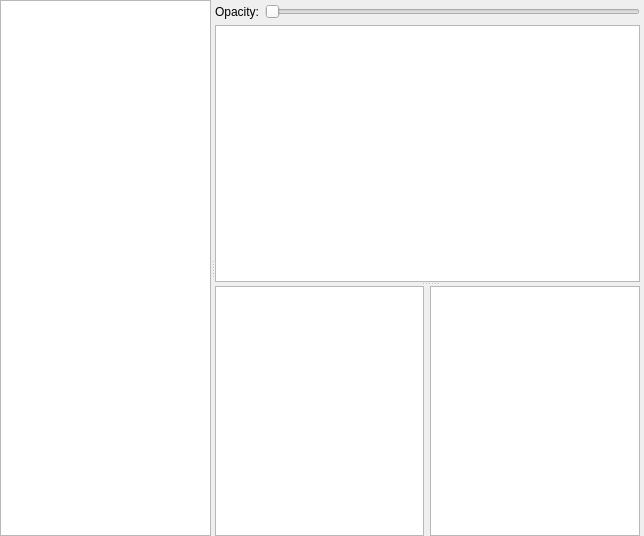
Qt form src/tiled/BuildingEditor/buildingtilemodewidget.ui (timbaker/tiled) before a commit.
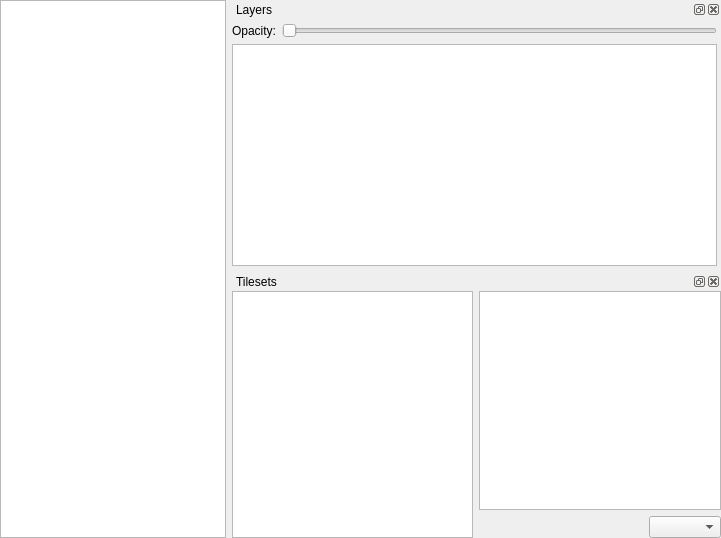
The same form after that commit. Icons and pictures are not drawn. Custom widgets are drawn as their Qt base class.

Commit message:
Improvements to the BuildingEd tile editor gui.
Moved the fixed lists to dock widgets and added a Zoomable.

Diff of the .ui file:
```diff
--- a/src/tiled/BuildingEditor/buildingtilemodewidget.ui
+++ b/src/tiled/BuildingEditor/buildingtilemodewidget.ui
@@ -6,8 +6,8 @@
    <rect>
     <x>0</x>
     <y>0</y>
-    <width>644</width>
-    <height>536</height>
+    <width>721</width>
+    <height>538</height>
    </rect>
   </property>
   <property name="windowTitle">
@@ -17,23 +17,20 @@
    <property name="margin">
     <number>0</number>
    </property>
-   <item row="0" column="0">
-    <widget class="QSplitter" name="overallSplitter">
-     <property name="orientation">
-      <enum>Qt::Horizontal</enum>
-     </property>
-     <property name="childrenCollapsible">
-      <bool>false</bool>
-     </property>
+   <item row="0" column="0" rowspan="2">
      <widget class="BuildingEditor::BuildingTileModeView" name="view"/>
-     <widget class="QSplitter" name="rightSplitter">
-      <property name="orientation">
-       <enum>Qt::Vertical</enum>
-      </property>
-      <property name="childrenCollapsible">
-       <bool>false</bool>
-      </property>
-      <widget class="QWidget" name="verticalLayoutWidget">
+   </item>
+   <item row="0" column="1">
+    <widget class="QDockWidget" name="dockLayers">
+     <property name="windowTitle">
+      <string>Layers</string>
+     </property>
+     <widget class="QWidget" name="dockWidgetContents">
+      <layout class="QVBoxLayout" name="verticalLayout">
+       <property name="margin">
+        <number>0</number>
+       </property>
+       <item>
        <layout class="QVBoxLayout" name="layersLayout">
         <property name="topMargin">
          <number>4</number>
@@ -66,20 +63,52 @@
          <widget class="QListWidget" name="layers"/>
         </item>
        </layout>
-      </widget>
-      <widget class="QWidget" name="horizontalLayoutWidget">
-       <layout class="QHBoxLayout" name="tilesetsLayout">
-        <property name="rightMargin">
-         <number>4</number>
+       </item>
+      </layout>
+     </widget>
+    </widget>
+   </item>
+   <item row="1" column="1">
+    <widget class="QDockWidget" name="dockTilesets">
+     <property name="windowTitle">
+      <string>Tilesets</string>
+     </property>
+     <widget class="QWidget" name="dockWidgetContents_2">
+      <layout class="QHBoxLayout" name="horizontalLayout_3">
+       <property name="margin">
+        <number>0</number>
         </property>
         <item>
          <widget class="QListWidget" name="tilesets"/>
         </item>
         <item>
+        <layout class="QVBoxLayout" name="verticalLayout_2">
+         <item>
          <widget class="Tiled::Internal::MixedTilesetView" name="tiles"/>
         </item>
-       </layout>
-      </widget>
+         <item>
+          <layout class="QHBoxLayout" name="horizontalLayout_2">
+           <item>
+            <spacer name="horizontalSpacer">
+             <property name="orientation">
+              <enum>Qt::Horizontal</enum>
+             </property>
+             <property name="sizeHint" stdset="0">
+              <size>
+               <width>40</width>
+               <height>20</height>
+              </size>
+             </property>
+            </spacer>
+           </item>
+           <item>
+            <widget class="QComboBox" name="scaleComboBox"/>
+           </item>
+          </layout>
+         </item>
+        </layout>
+       </item>
+      </layout>
      </widget>
     </widget>
    </item>
```
Lines whose indentation alone changed are shown as unchanged. The commit also changes 3 other files.
